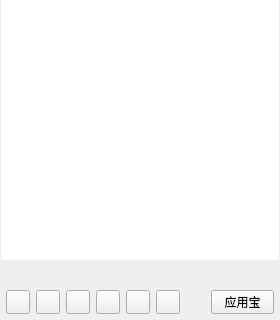
This is QT_QQ/QtQQ/QtQQ/CCMainWindow.ui in YangGuiTong/QtQQ as Qt 5 draws it before an edit; both pictures show x 0 to 280 and y 360 to 680 of the 280 by 680 pixel window. The edited form follows.
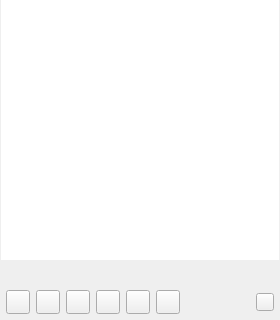
This is the edited form.

The edit to the form file:
```diff
--- a/QT_QQ/QtQQ/QtQQ/CCMainWindow.ui
+++ b/QT_QQ/QtQQ/QtQQ/CCMainWindow.ui
@@ -806,18 +806,18 @@
           </property>
           <property name="minimumSize">
            <size>
-            <width>63</width>
-            <height>24</height>
+            <width>18</width>
+            <height>18</height>
            </size>
           </property>
           <property name="maximumSize">
            <size>
-            <width>63</width>
-            <height>24</height>
+            <width>18</width>
+            <height>18</height>
            </size>
           </property>
           <property name="text">
-           <string>应用宝</string>
+           <string/>
           </property>
          </widget>
         </item>
```
